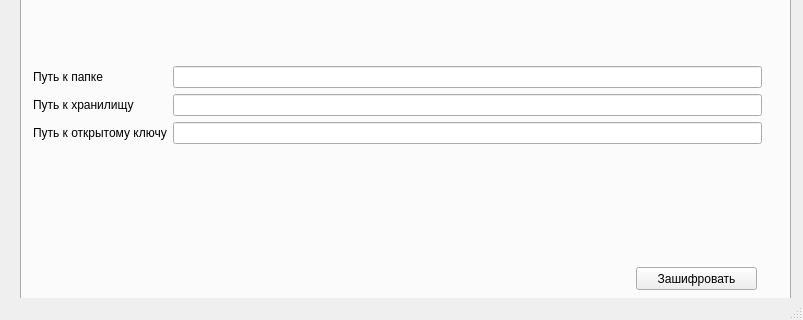
mi-heorhi/SecureDiskRel, file securedisk.ui: the form before one commit; both pictures show x 0 to 803 and y 179 to 499 of the 803 by 499 pixel window.
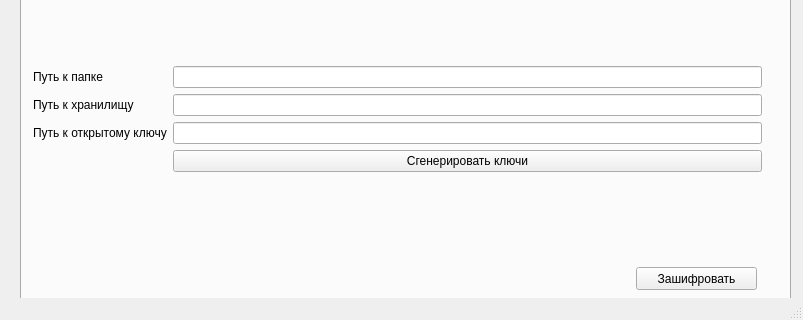
The form after the commit. The open tabs and pages were chosen to show the change.

The edit to the form file:
```diff
--- a/securedisk.ui
+++ b/securedisk.ui
@@ -82,6 +82,13 @@
          <item row="3" column="1">
           <widget class="QLineEdit" name="publicKeyPathLineEdit"/>
          </item>
+         <item row="4" column="1">
+          <widget class="QPushButton" name="generateKeysPushButton">
+           <property name="text">
+            <string>Сгенерировать ключи</string>
+           </property>
+          </widget>
+         </item>
         </layout>
        </item>
       </layout>
```
Left out of the diff: 8 changed lines with no effect on the pictures.
